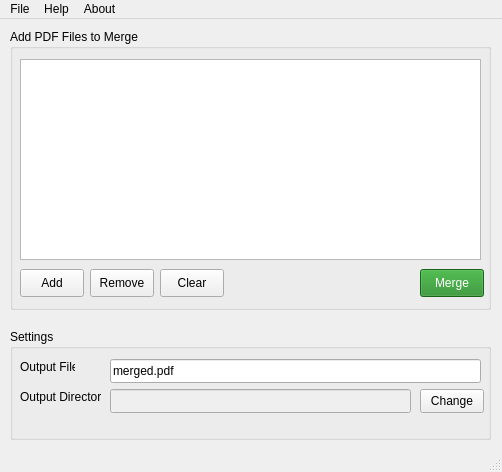
shovradas/pdf-util, file main_window.ui: the form before one commit.
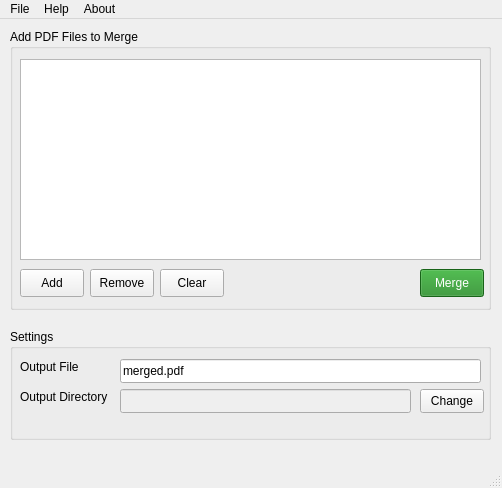
The form after the commit.

Commit message: Resolves #2: Drag & Drop support added

What changed in the file:
```diff
--- a/main_window.ui
+++ b/main_window.ui
@@ -7,7 +7,7 @@
     <x>0</x>
     <y>0</y>
     <width>502</width>
-    <height>472</height>
+    <height>488</height>
    </rect>
   </property>
   <property name="sizePolicy">
@@ -35,9 +35,9 @@
     <widget class="QLineEdit" name="outputFileLineEdit">
      <property name="geometry">
       <rect>
-       <x>100</x>
+       <x>110</x>
        <y>30</y>
-       <width>371</width>
+       <width>361</width>
        <height>24</height>
       </rect>
      </property>
@@ -50,7 +50,7 @@
       <rect>
        <x>10</x>
        <y>30</y>
-       <width>55</width>
+       <width>81</width>
        <height>16</height>
       </rect>
      </property>
@@ -76,7 +76,7 @@
       <rect>
        <x>10</x>
        <y>60</y>
-       <width>81</width>
+       <width>101</width>
        <height>16</height>
       </rect>
      </property>
@@ -90,9 +90,9 @@
      </property>
      <property name="geometry">
       <rect>
-       <x>100</x>
+       <x>110</x>
        <y>60</y>
-       <width>301</width>
+       <width>291</width>
        <height>24</height>
       </rect>
      </property>
```
Left out of the diff: 17 changed lines with no effect on the pictures. The commit also changes 1 other file.
